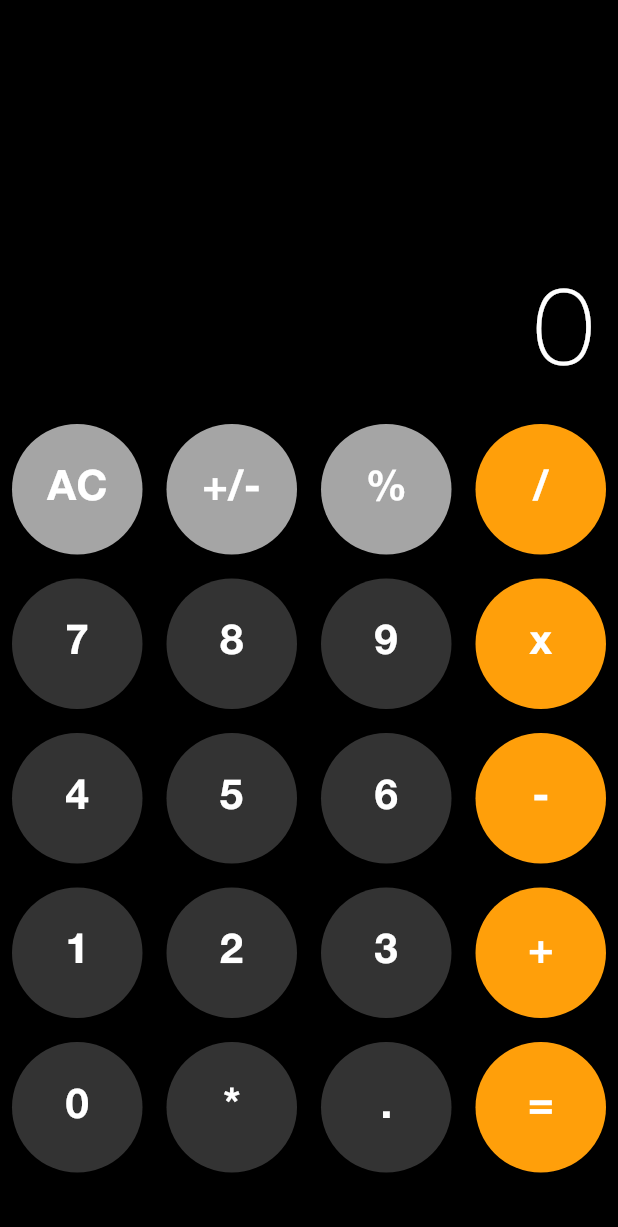
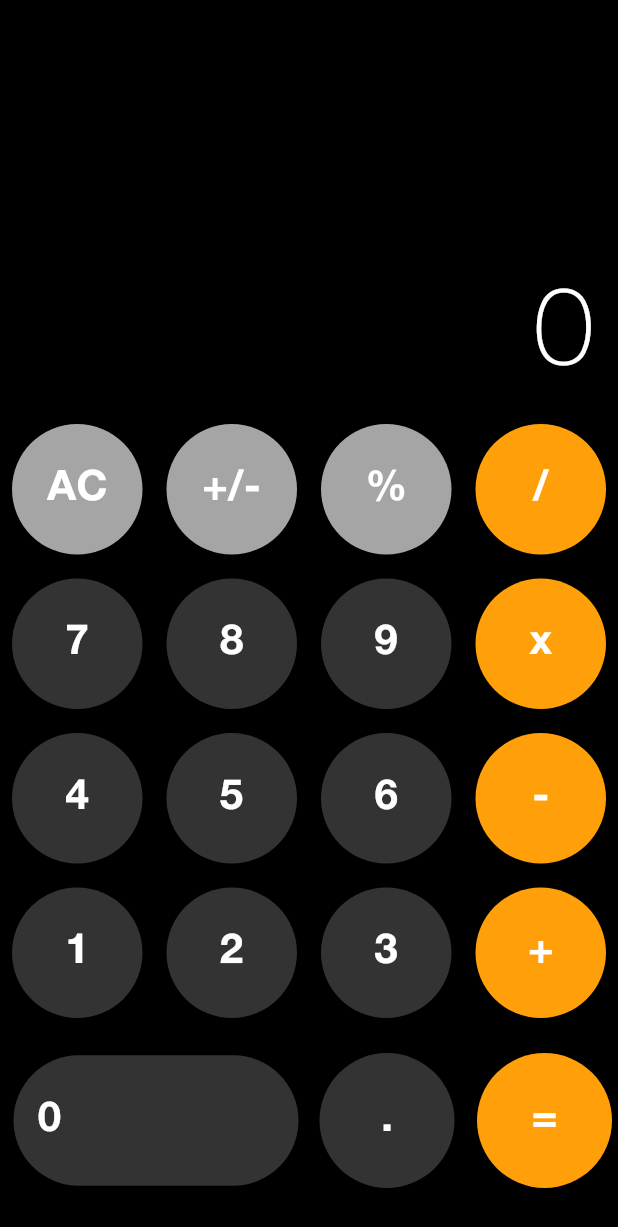
Before and after one commit to Ahmedjk4/ios_calculator_app, a Flutter app: the screen it shows after launch, on a phone screen of 412 x 824 dp. Shown: the top 1227 px of the screen. Run offline on Flutter 3.47's test engine with Material 3 defaults, Android fonts, the phone set to English and light mode, and no system bars; our stand-ins replace bloc.

Commit message:
created zero long button and refactored code

```diff
--- /dev/null
+++ b/lib/cubits/cubit/answer_cubit.dart
@@ -0,0 +1,8 @@
+import 'package:bloc/bloc.dart';
+
+class AnswerCubit extends Cubit<String> {
+  AnswerCubit() : super("");
+  void updateState(String newState) {
+    emit(newState);
+  }
+}
--- a/lib/helpers/calculator_buttons.dart
+++ b/lib/helpers/calculator_buttons.dart
@@ -1,7 +1,7 @@
 import 'package:flutter/material.dart';
 
 class CalculatorButtons {
-static  final Map<String, Map<Color, VoidCallback>> buttons = {
+  static final Map<String, Map<Color, VoidCallback>> buttons = {
     "AC": {
       const Color(0xffA5A5A5): () {},
     },
@@ -50,18 +50,6 @@ static  final Map<String, Map<Color, VoidCallback>> buttons = {
     "+": {
       const Color(0xffFF9F0A): () {},
     },
-    "0": {
-      const Color(0xff333333): () {},
-    },
-    "*": {
-      const Color(0xff333333): () {},
-    },
-    ".": {
-      const Color(0xff333333): () {},
-    },
-    "=": {
-      const Color(0xffFF9F0A): () {},
-    },
   };
   static Color colorAtIndex(int index) {
     List<String> buttonsList = buttons.keys.toList();
--- a/lib/main.dart
+++ b/lib/main.dart
@@ -1,6 +1,7 @@
 import 'package:flutter/material.dart';
+import 'widgets/all_buttons_body.dart';
 import 'widgets/answer_body.dart';
-import 'widgets/button_body.dart';
+import 'widgets/top_button_body.dart';
 
 void main() {
   runApp(const IosCalculator());
@@ -33,11 +34,65 @@ class _CalculatorNormalHomeViewState extends State<CalculatorNormalHomeView> {
       child: Scaffold(
         backgroundColor: Colors.black,
         body: Column(
-          children: [Answer(), ButtonBody()],
+          children: [
+            Answer(),
+            TopButtonsBody(),
+            Padding(
+              padding: EdgeInsets.only(bottom: 32.0, left: 9.0),
+              child: AllButtonsBody(),
+            )
+          ],
         ),
       ),
     );
   }
 }
 
-// let's try pushing from vs code, **Second Commit**
+class ZeroLongButton extends StatelessWidget {
+  const ZeroLongButton({
+    super.key,
+  });
+
+  @override
+  Widget build(BuildContext context) {
+    return Container(
+      decoration: BoxDecoration(
+        color: const Color(0xff333333),
+        borderRadius: BorderRadius.circular(50),
+      ),
+      child: Material(
+        borderRadius: BorderRadius.circular(50),
+        color: Colors.transparent,
+        child: InkWell(
+          onTap: () {},
+          borderRadius: BorderRadius.circular(50),
+          child: Container(
+            decoration: BoxDecoration(
+              color: Colors.transparent,
+              borderRadius: BorderRadius.circular(50),
+            ),
+            width: 190,
+            height: 86.9,
+            child: const Column(
+              crossAxisAlignment: CrossAxisAlignment.start,
+              mainAxisAlignment: MainAxisAlignment.center,
+              children: [
+                Padding(
+                  padding: EdgeInsets.only(left: 16.0),
+                  child: Text(
+                    "0",
+                    style: TextStyle(
+                      color: Colors.white,
+                      fontSize: 28,
+                      fontWeight: FontWeight.bold,
+                    ),
+                  ),
+                ),
+              ],
+            ),
+          ),
+        ),
+      ),
+    );
+  }
+}
--- /dev/null
+++ b/lib/widgets/all_buttons_body.dart
@@ -0,0 +1,34 @@
+import 'package:flutter/material.dart';
+import 'package:ios_calculator/main.dart';
+import 'one_calculator_button.dart';
+
+class AllButtonsBody extends StatelessWidget {
+  const AllButtonsBody({
+    super.key,
+  });
+
+  @override
+  Widget build(BuildContext context) {
+    return Row(
+      children: [
+        const ZeroLongButton(),
+        const SizedBox(
+          width: 14.0,
+        ),
+        OneCalculatorButton(
+          color: const Color(0xff333333),
+          text: ".",
+          callback: () {},
+        ),
+        const SizedBox(
+          width: 15.0,
+        ),
+        OneCalculatorButton(
+          color: const Color(0xffFF9F0A),
+          text: "=",
+          callback: () {},
+        ),
+      ],
+    );
+  }
+}
--- /dev/null
+++ b/lib/widgets/one_calculator_button.dart
@@ -0,0 +1,42 @@
+import 'package:flutter/material.dart';
+
+class OneCalculatorButton extends StatelessWidget {
+  const OneCalculatorButton({
+    super.key,
+    required this.text,
+    required this.callback,
+    required this.color,
+  });
+  final String text;
+  final VoidCallback callback;
+  final Color color;
+  @override
+  Widget build(BuildContext context) {
+    return Container(
+      decoration: BoxDecoration(
+        color: color,
+        borderRadius: BorderRadius.circular(50),
+      ),
+      child: Material(
+        borderRadius: BorderRadius.circular(50),
+        color: Colors.transparent,
+        child: InkWell(
+          onTap: callback,
+          borderRadius: BorderRadius.circular(50),
+          child: CircleAvatar(
+            backgroundColor: Colors.transparent,
+            radius: 45,
+            child: Text(
+              text,
+              style: const TextStyle(
+                fontSize: 28,
+                color: Colors.white,
+                fontWeight: FontWeight.bold,
+              ),
+            ),
+          ),
+        ),
+      ),
+    );
+  }
+}
--- a/lib/widgets/button_body.dart
+++ b/lib/widgets/top_button_body.dart
@@ -1,10 +1,8 @@
-// ignore_for_file: prefer_const_constructors, prefer_const_literals_to_create_immutables
-
 import 'package:flutter/material.dart';
 import 'package:ios_calculator/helpers/calculator_buttons.dart';
 
-class ButtonBody extends StatelessWidget {
-  const ButtonBody({
+class TopButtonsBody extends StatelessWidget {
+  const TopButtonsBody({
     super.key,
   });
 
@@ -12,9 +10,9 @@ class ButtonBody extends StatelessWidget {
   Widget build(BuildContext context) {
     return Expanded(
       child: GridView.builder(
-        physics: NeverScrollableScrollPhysics(),
-        gridDelegate: SliverGridDelegateWithFixedCrossAxisCount(
-            crossAxisCount: 4),
+        physics: const NeverScrollableScrollPhysics(),
+        gridDelegate:
+            const SliverGridDelegateWithFixedCrossAxisCount(crossAxisCount: 4),
         itemBuilder: (context, index) {
           return Padding(
             padding: const EdgeInsets.all(8.0),
@@ -27,7 +25,6 @@ class ButtonBody extends StatelessWidget {
                 borderRadius: BorderRadius.circular(50),
                 color: Colors.transparent,
                 child: InkWell(
-                  splashColor: Colors.blueGrey,
                   onTap: () {},
                   borderRadius: BorderRadius.circular(50),
                   child: CircleAvatar(
@@ -35,7 +32,7 @@ class ButtonBody extends StatelessWidget {
                     radius: 50,
                     child: Text(
                       CalculatorButtons.buttons.keys.toList()[index],
-                      style: TextStyle(
+                      style: const TextStyle(
                         fontSize: 28,
                         color: Colors.white,
                         fontWeight: FontWeight.bold,
--- a/pubspec.yaml
+++ b/pubspec.yaml
@@ -35,6 +35,9 @@ dependencies:
   # The following adds the Cupertino Icons font to your application.
   # Use with the CupertinoIcons class for iOS style icons.
   cupertino_icons: ^1.0.6
+  flutter_bloc: ^8.1.6
+  meta: ^1.12.0
+  bloc: ^8.1.4
 
 dev_dependencies:
   flutter_test:
```
Also changed, not shown: pubspec.lock.
